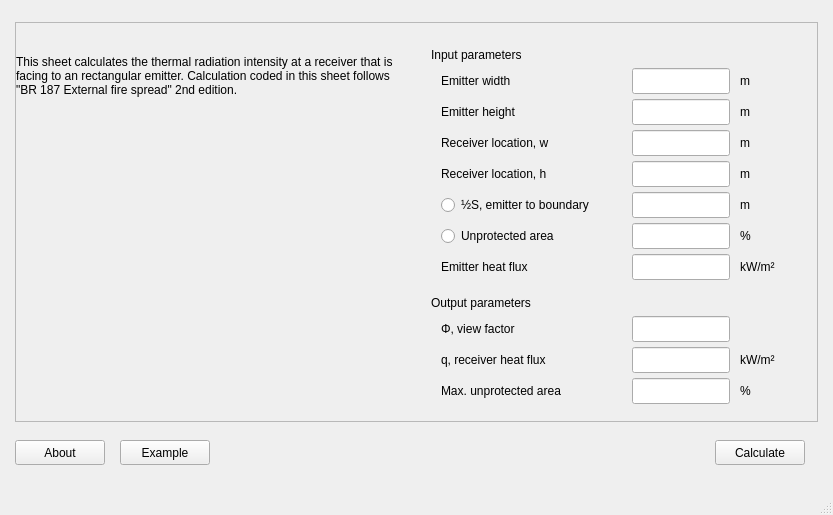
First picture: the form in fsetoolsGUI/gui/layout/ui/dialog_0403_br187_parallel_complex.ui, repository fuyans/fsetoolsGUI, before the edit.
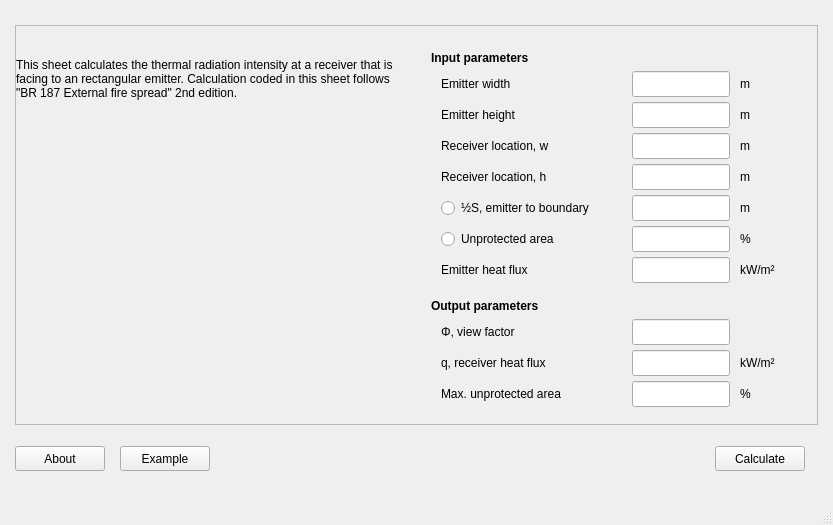
Second picture: the form after the edit. Icons and pictures are not drawn.

```diff
--- a/fsetoolsGUI/gui/layout/ui/dialog_0403_br187_parallel_complex.ui
+++ b/fsetoolsGUI/gui/layout/ui/dialog_0403_br187_parallel_complex.ui
@@ -7,7 +7,7 @@
     <x>0</x>
     <y>0</y>
     <width>833</width>
-    <height>515</height>
+    <height>525</height>
    </rect>
   </property>
   <property name="sizePolicy">
@@ -307,7 +307,7 @@
                   </size>
                  </property>
                  <property name="text">
-                  <string>Input parameters</string>
+                  <string>&lt;b&gt;Input parameters&lt;/b&gt;</string>
                  </property>
                 </widget>
                </item>
@@ -924,7 +924,7 @@
                   </size>
                  </property>
                  <property name="text">
-                  <string>Output parameters</string>
+                  <string>&lt;b&gt;Output parameters&lt;/b&gt;</string>
                  </property>
                 </widget>
                </item>
```
Left out of the diff: 12 changed lines with no effect on the pictures.
